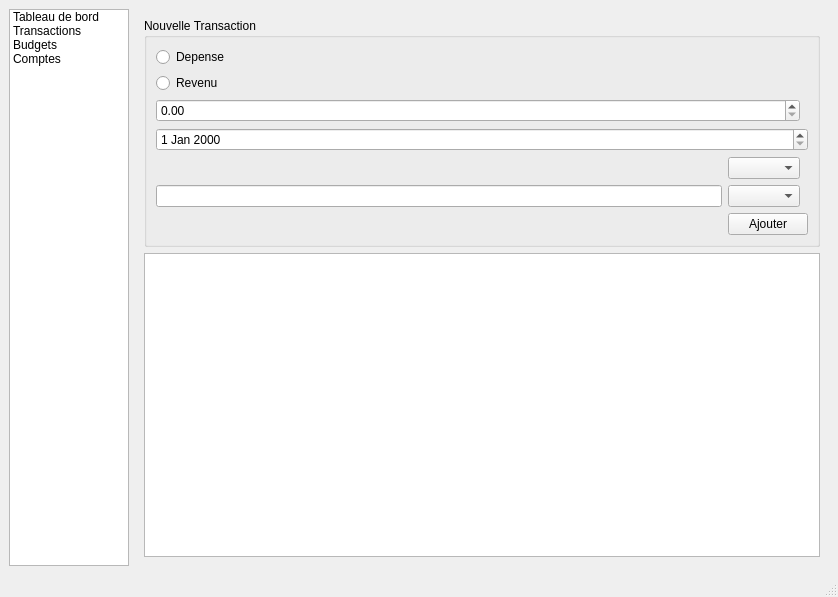
Qt form src/PersonalBudgetTracker/mainwindow.ui (sagnefrancois9-crypto/PersonalBudgetTracker) before a commit.
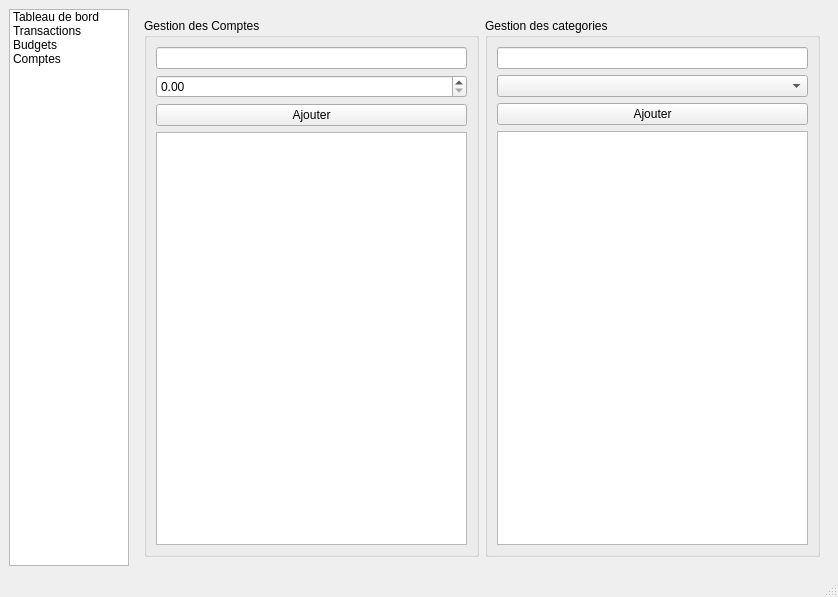
The same form after that commit.

Commit message: finalisation de la partie squelette visuel

Patch:
```diff
--- a/src/PersonalBudgetTracker/mainwindow.ui
+++ b/src/PersonalBudgetTracker/mainwindow.ui
@@ -48,7 +48,7 @@
     <item>
      <widget class="QStackedWidget" name="stackedWidget">
       <property name="currentIndex">
-       <number>1</number>
+       <number>3</number>
       </property>
       <widget class="QWidget" name="page_3">
        <layout class="QVBoxLayout" name="verticalLayout_2">
@@ -158,6 +158,95 @@
         </item>
        </layout>
       </widget>
+      <widget class="QWidget" name="page5">
+       <layout class="QVBoxLayout" name="verticalLayout">
+        <item>
+         <widget class="QGroupBox" name="groupBox_2">
+          <property name="title">
+           <string>Definir un budget</string>
+          </property>
+          <layout class="QGridLayout" name="gridLayout_2">
+           <item row="0" column="0">
+            <widget class="QComboBox" name="comboBox_3"/>
+           </item>
+           <item row="1" column="0">
+            <widget class="QSpinBox" name="spinBox"/>
+           </item>
+           <item row="1" column="1">
+            <widget class="QSpinBox" name="spinBox_2"/>
+           </item>
+           <item row="2" column="0">
+            <widget class="QDoubleSpinBox" name="doubleSpinBox_2"/>
+           </item>
+           <item row="3" column="0" colspan="2">
+            <widget class="QPushButton" name="pushButton_2">
+             <property name="text">
+              <string>Enregistrer</string>
+             </property>
+            </widget>
+           </item>
+          </layout>
+         </widget>
+        </item>
+        <item>
+         <widget class="QTableView" name="tableView_3"/>
+        </item>
+       </layout>
+      </widget>
+      <widget class="QWidget" name="page6">
+       <layout class="QHBoxLayout" name="horizontalLayout_3">
+        <item>
+         <widget class="QGroupBox" name="groupBox_3">
+          <property name="title">
+           <string>Gestion des Comptes</string>
+          </property>
+          <layout class="QVBoxLayout" name="verticalLayout_4">
+           <item>
+            <widget class="QLineEdit" name="lineEdit_2"/>
+           </item>
+           <item>
+            <widget class="QDoubleSpinBox" name="doubleSpinBox_3"/>
+           </item>
+           <item>
+            <widget class="QPushButton" name="pushButton_3">
+             <property name="text">
+              <string>Ajouter</string>
+             </property>
+            </widget>
+           </item>
+           <item>
+            <widget class="QListWidget" name="listWidget_2"/>
+           </item>
+          </layout>
+         </widget>
+        </item>
+        <item>
+         <widget class="QGroupBox" name="groupBox_4">
+          <property name="title">
+           <string>Gestion des categories</string>
+          </property>
+          <layout class="QVBoxLayout" name="verticalLayout_5">
+           <item>
+            <widget class="QLineEdit" name="lineEdit_3"/>
+           </item>
+           <item>
+            <widget class="QComboBox" name="comboBox_4"/>
+           </item>
+           <item>
+            <widget class="QPushButton" name="pushButton_4">
+             <property name="text">
+              <string>Ajouter</string>
+             </property>
+            </widget>
+           </item>
+           <item>
+            <widget class="QListWidget" name="listWidget_3"/>
+           </item>
+          </layout>
+         </widget>
+        </item>
+       </layout>
+      </widget>
      </widget>
     </item>
    </layout>
```
Left out of the diff: 2 changed lines with no effect on the pictures.
